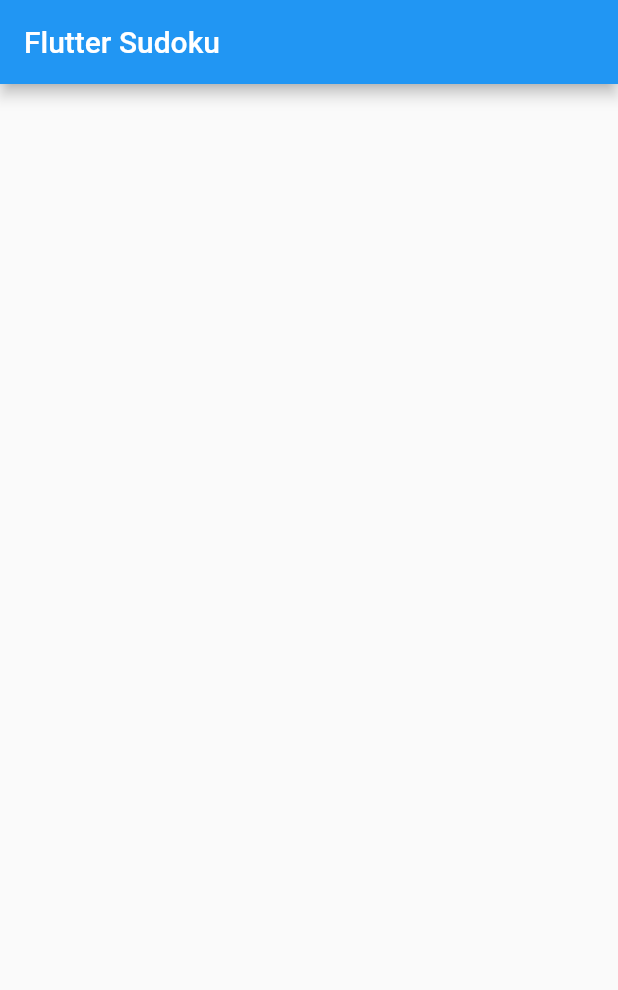
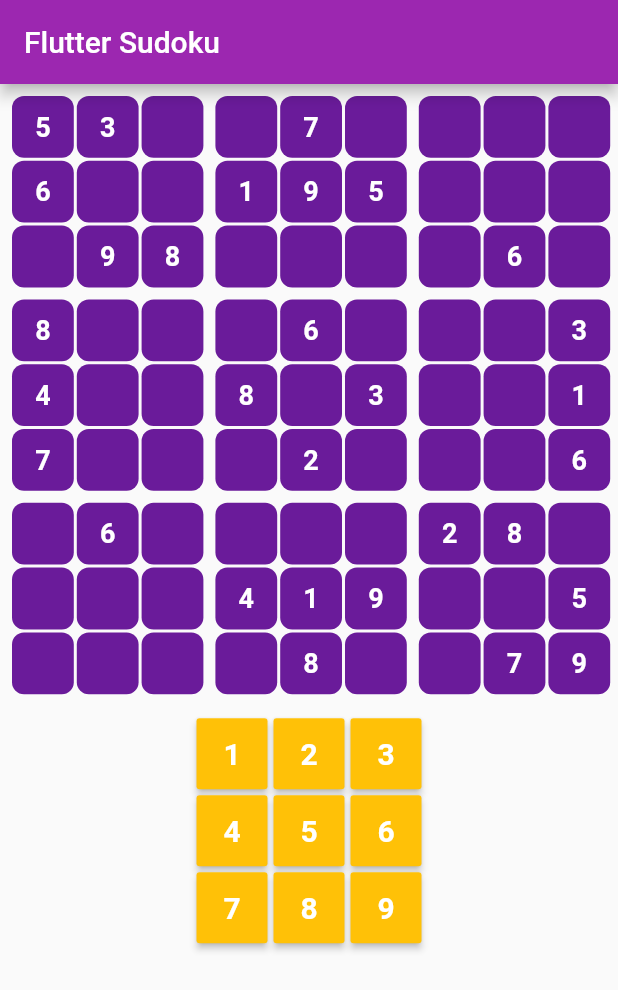
Before and after one commit to hamed-rezaee/flutter_sudoku, a Flutter app: the screen it shows after launch, on a phone screen of 412 x 824 dp. Shown: the top 990 px of the screen. Run offline on Flutter 3.47's test engine with Material 2 defaults, Android fonts, the phone set to English and light mode, and no system bars.

Commit message:
add basic functionality

```diff
--- a/lib/home_page.dart
+++ b/lib/home_page.dart
@@ -13,6 +13,198 @@ class _HomePageState extends State<HomePage> {
         appBar: AppBar(
           title: const Text('Flutter Sudoku'),
         ),
-        body: const Center(),
+        body: Column(
+          children: <Widget>[
+            Column(
+              children: <Widget>[
+                for (int row = 0; row < 9; row++)
+                  Container(
+                    margin: EdgeInsets.only(top: row % 3 == 0 ? 8 : 2),
+                    child: Row(
+                      children: <Widget>[
+                        for (int column = 0; column < 9; column++)
+                          GestureDetector(
+                            child: Container(
+                              margin: EdgeInsets.only(
+                                  left: column % 3 == 0 ? 8 : 2),
+                              width: MediaQuery.of(context).size.width / 10,
+                              height: MediaQuery.of(context).size.width / 10,
+                              decoration: BoxDecoration(
+                                color: selectedRow == row &&
+                                        selectedColumn == column
+                                    ? Colors.green
+                                    : Colors.purple[800],
+                                borderRadius: BorderRadius.circular(8),
+                              ),
+                              child: Center(
+                                child: Text(
+                                  '${grid[row][column] == 0 ? '' : grid[row][column]}',
+                                  style: TextStyle(
+                                    color:
+                                        isValid(grid[row][column], row, column)
+                                            ? Colors.white
+                                            : Colors.red,
+                                    fontWeight: FontWeight.bold,
+                                    fontSize: 18,
+                                  ),
+                                ),
+                              ),
+                            ),
+                            onTap: () {
+                              selectedRow = row;
+                              selectedColumn = column;
+
+                              setState(() {});
+                            },
+                          )
+                      ],
+                    ),
+                  )
+              ],
+            ),
+            Padding(
+              padding: const EdgeInsets.all(16),
+              child: SizedBox(
+                height: 150,
+                width: 150,
+                child: GridView.count(
+                  shrinkWrap: true,
+                  crossAxisCount: 3,
+                  crossAxisSpacing: 4,
+                  mainAxisSpacing: 4,
+                  children: List<Widget>.generate(
+                    9,
+                    (int index) => RaisedButton(
+                      color: Colors.amber,
+                      child: Text(
+                        '${index + 1}',
+                        style: const TextStyle(
+                          color: Colors.white,
+                          fontWeight: FontWeight.bold,
+                          fontSize: 20,
+                        ),
+                      ),
+                      onPressed: () {
+                        if (selectedRow != -1 && selectedColumn != -1) {
+                          grid[selectedRow][selectedColumn] = index + 1;
+                          setState(() {});
+                        }
+                      },
+                    ),
+                  ),
+                ),
+              ),
+            ),
+          ],
+        ),
       );
+
+  List<List<int>> grid = <List<int>>[
+    <int>[5, 3, 0, 0, 7, 0, 0, 0, 0],
+    <int>[6, 0, 0, 1, 9, 5, 0, 0, 0],
+    <int>[0, 9, 8, 0, 0, 0, 0, 6, 0],
+    <int>[8, 0, 0, 0, 6, 0, 0, 0, 3],
+    <int>[4, 0, 0, 8, 0, 3, 0, 0, 1],
+    <int>[7, 0, 0, 0, 2, 0, 0, 0, 6],
+    <int>[0, 6, 0, 0, 0, 0, 2, 8, 0],
+    <int>[0, 0, 0, 4, 1, 9, 0, 0, 5],
+    <int>[0, 0, 0, 0, 8, 0, 0, 7, 9],
+  ];
+
+  int selectedRow = -1;
+  int selectedColumn = -1;
+
+  bool validate(int value, List<int> numbers) {
+    int count = 0;
+
+    for (final int number in numbers) {
+      if (value == number) {
+        count++;
+      }
+    }
+
+    return count < 2;
+  }
+
+  bool isRowValid(int value, int rowNumber) => validate(value, grid[rowNumber]);
+
+  bool isColumnValid(int value, int columnNumber) {
+    final List<int> values = <int>[];
+
+    for (int i = 0; i < grid.length; i++) {
+      values.add(grid[i][columnNumber]);
+    }
+
+    return validate(value, values);
+  }
+
+  bool isBoxValid(int value, int rowNumber, int columnNumber) {
+    final int baseRow = (rowNumber ~/ 3) * 3;
+    final int baseColumn = (columnNumber ~/ 3) * 3;
+
+    int count = 0;
+
+    for (int i = 0; i < 3; i++) {
+      for (int j = 0; j < 3; j++) {
+        if (grid[baseRow + i][baseColumn + j] == value) {
+          count++;
+        }
+      }
+    }
+
+    return count < 2;
+  }
+
+  bool hasEmpty() {
+    for (int i = 0; i < grid.length; i++) {
+      for (int j = 0; j < grid[i].length; j++) {
+        if (grid[i][j] == 0) {
+          return true;
+        }
+      }
+    }
+
+    return false;
+  }
+
+  bool isValid(int value, int row, int column) =>
+      isRowValid(value, row) &&
+      isColumnValid(value, column) &&
+      isBoxValid(value, row, column);
+
+  void solve() {
+    if (!hasEmpty()) {
+      return;
+    }
+
+    printGrid();
+
+    for (int i = 0; i < 9; i++) {
+      for (int j = 0; j < 9; j++) {
+        if (grid[i][j] == 0) {
+          for (int k = 1; k < 10; k++) {
+            if (isRowValid(k, i) &&
+                isColumnValid(k, j) &&
+                isBoxValid(k, i, j)) {
+              grid[i][j] = k;
+
+              if (hasEmpty()) {
+                solve();
+              }
+
+              grid[i][j] = 0;
+            }
+          }
+        }
+      }
+    }
+  }
+
+  void printGrid() {
+    for (int i = 0; i < grid.length; i++) {
+      print(grid[i]);
+    }
+
+    print('\n\n\n');
+  }
 }
--- a/lib/main.dart
+++ b/lib/main.dart
@@ -9,7 +9,7 @@ class App extends StatelessWidget {
   Widget build(BuildContext context) => MaterialApp(
         title: 'Flutter Sudoku',
         theme: ThemeData(
-          primarySwatch: Colors.blue,
+          primarySwatch: Colors.purple,
           visualDensity: VisualDensity.adaptivePlatformDensity,
         ),
         home: const HomePage(),
```
